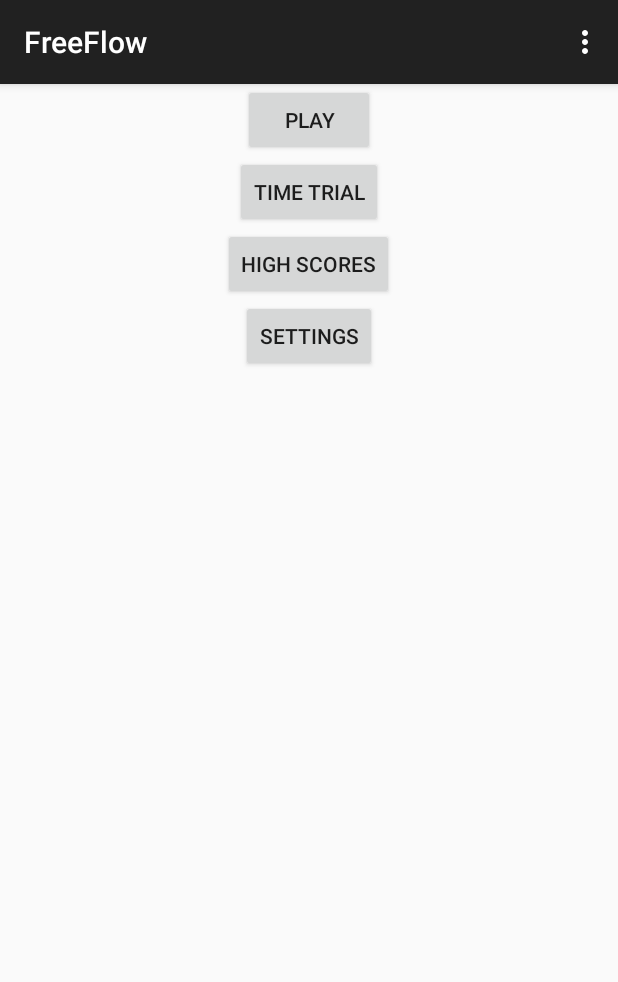
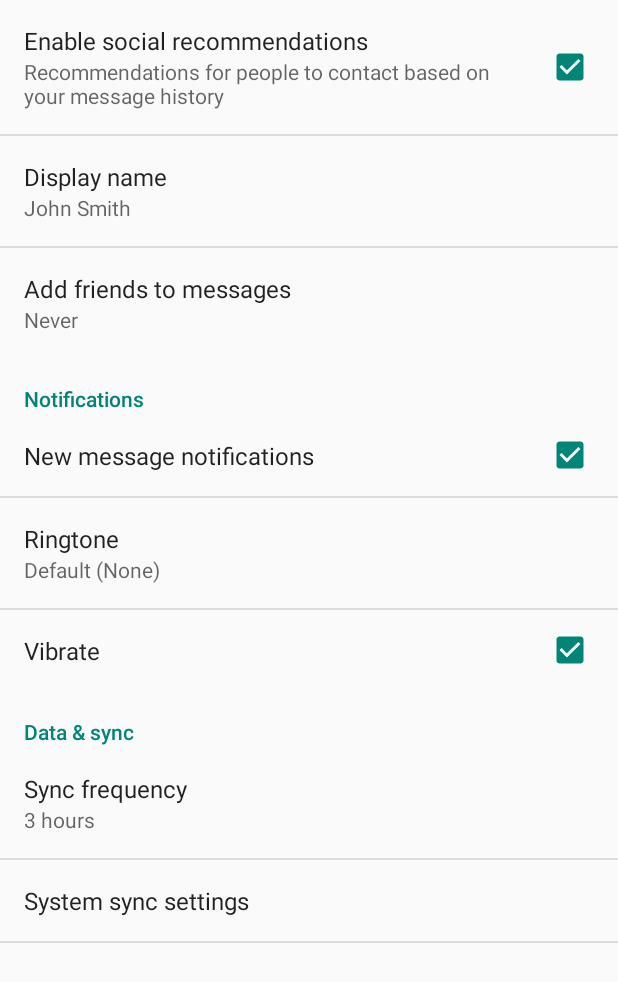
Before and after one commit to arnorymir/FreeFlow, an Android app: the screen it shows after launch (MenuActivity before the commit, SettingsActivity after it), after a tap on "SETTINGS", on a phone screen of 412 x 824 dp. Shown: the top 982 px of the screen. Run offline under Robolectric (Android 15) with nearby library versions, the phone set to English and light mode, and no system bars.

Commit message:
Created some activity classes and made them start on button press

```diff
--- a/FreeFlow/app/build.gradle
+++ b/FreeFlow/app/build.gradle
@@ -22,4 +22,5 @@ android {
 dependencies {
     compile fileTree(dir: 'libs', include: ['*.jar'])
     compile 'com.android.support:appcompat-v7:20.0.0'
+    compile 'com.android.support:support-v4:20.0.0'
 }
--- a/FreeFlow/app/src/main/java/com/example/flowflow/freeflow/MenuActivity.java
+++ b/FreeFlow/app/src/main/java/com/example/flowflow/freeflow/MenuActivity.java
@@ -1,5 +1,6 @@
 package com.example.flowflow.freeflow;
 
+import android.content.Intent;
 import android.support.v7.app.ActionBarActivity;
 import android.os.Bundle;
 import android.util.Log;
@@ -32,24 +33,32 @@ public class MenuActivity extends ActionBarActivity {
             @Override
             public void onClick(View view) {
                 Log.d("MenuActivity", "Pressed Play button");
+                Intent intent = new Intent(getApplicationContext(), GridPickerActivity.class);
+                startActivity(intent);
             }
         });
         mTimeTrialButton.setOnClickListener(new View.OnClickListener() {
             @Override
             public void onClick(View view) {
                 Log.d("MenuActivity", "Pressed Time Trial button");
+                Intent intent = new Intent(getApplicationContext(), TimeTrialPickerActivity.class);
+                startActivity(intent);
             }
         });
         mHighScoresButton.setOnClickListener(new View.OnClickListener() {
             @Override
             public void onClick(View view) {
                 Log.d("MenuActivity", "Pressed High Scores button");
+                Intent intent = new Intent(getApplicationContext(), HighScoresActivity.class);
+                startActivity(intent);
             }
         });
         mSettingsButton.setOnClickListener(new View.OnClickListener() {
             @Override
             public void onClick(View view) {
                 Log.d("MenuActivity", "Pressed Settings button");
+                Intent intent = new Intent(getApplicationContext(), SettingsActivity.class);
+                startActivity(intent);
             }
         });
     }
--- /dev/null
+++ b/FreeFlow/app/src/main/java/com/example/flowflow/freeflow/SettingsActivity.java
@@ -0,0 +1,255 @@
+package com.example.flowflow.freeflow;
+
+import android.annotation.TargetApi;
+import android.content.Context;
+import android.content.res.Configuration;
+import android.media.Ringtone;
+import android.media.RingtoneManager;
+import android.net.Uri;
+import android.os.Build;
+import android.os.Bundle;
+import android.preference.ListPreference;
+import android.preference.Preference;
+import android.preference.PreferenceActivity;
+import android.preference.PreferenceCategory;
+import android.preference.PreferenceFragment;
+import android.preference.PreferenceManager;
+import android.preference.RingtonePreference;
+import android.text.TextUtils;
+
+
+import java.util.List;
+
+/**
+ * A {@link PreferenceActivity} that presents a set of application settings. On
+ * handset devices, settings are presented as a single list. On tablets,
+ * settings are split by category, with category headers shown to the left of
+ * the list of settings.
+ * <p>
+ * See <a href="http://developer.android.com/design/patterns/settings.html">
+ * Android Design: Settings</a> for design guidelines and the <a
+ * href="http://developer.android.com/guide/topics/ui/settings.html">Settings
+ * API Guide</a> for more information on developing a Settings UI.
+ */
+public class SettingsActivity extends PreferenceActivity {
+    /**
+     * Determines whether to always show the simplified settings UI, where
+     * settings are presented in a single list. When false, settings are shown
+     * as a master/detail two-pane view on tablets. When true, a single pane is
+     * shown on tablets.
+     */
+    private static final boolean ALWAYS_SIMPLE_PREFS = false;
+
+
+    @Override
+    protected void onPostCreate(Bundle savedInstanceState) {
+        super.onPostCreate(savedInstanceState);
+
+        setupSimplePreferencesScreen();
+    }
+
+    /**
+     * Shows the simplified settings UI if the device configuration if the
+     * device configuration dictates that a simplified, single-pane UI should be
+     * shown.
+     */
+    private void setupSimplePreferencesScreen() {
+        if (!isSimplePreferences(this)) {
+            return;
+        }
+
+        // In the simplified UI, fragments are not used at all and we instead
+        // use the older PreferenceActivity APIs.
+
+        // Add 'general' preferences.
+        addPreferencesFromResource(R.xml.pref_general);
+
+        // Add 'notifications' preferences, and a corresponding header.
+        PreferenceCategory fakeHeader = new PreferenceCategory(this);
+        fakeHeader.setTitle(R.string.pref_header_notifications);
+        getPreferenceScreen().addPreference(fakeHeader);
+        addPreferencesFromResource(R.xml.pref_notification);
+
+        // Add 'data and sync' preferences, and a corresponding header.
+        fakeHeader = new PreferenceCategory(this);
+        fakeHeader.setTitle(R.string.pref_header_data_sync);
+        getPreferenceScreen().addPreference(fakeHeader);
+        addPreferencesFromResource(R.xml.pref_data_sync);
+
+        // Bind the summaries of EditText/List/Dialog/Ringtone preferences to
+        // their values. When their values change, their summaries are updated
+        // to reflect the new value, per the Android Design guidelines.
+        bindPreferenceSummaryToValue(findPreference("example_text"));
+        bindPreferenceSummaryToValue(findPreference("example_list"));
+        bindPreferenceSummaryToValue(findPreference("notifications_new_message_ringtone"));
+        bindPreferenceSummaryToValue(findPreference("sync_frequency"));
+    }
+
+    /** {@inheritDoc} */
+    @Override
+    public boolean onIsMultiPane() {
+        return isXLargeTablet(this) && !isSimplePreferences(this);
+    }
+
+    /**
+     * Helper method to determine if the device has an extra-large screen. For
+     * example, 10" tablets are extra-large.
+     */
+    private static boolean isXLargeTablet(Context context) {
+        return (context.getResources().getConfiguration().screenLayout
+        & Configuration.SCREENLAYOUT_SIZE_MASK) >= Configuration.SCREENLAYOUT_SIZE_XLARGE;
+    }
+
+    /**
+     * Determines whether the simplified settings UI should be shown. This is
+     * true if this is forced via {@link #ALWAYS_SIMPLE_PREFS}, or the device
+     * doesn't have newer APIs like {@link PreferenceFragment}, or the device
+     * doesn't have an extra-large screen. In these cases, a single-pane
+     * "simplified" settings UI should be shown.
+     */
+    private static boolean isSimplePreferences(Context context) {
+        return ALWAYS_SIMPLE_PREFS
+                || Build.VERSION.SDK_INT < Build.VERSION_CODES.HONEYCOMB
+                || !isXLargeTablet(context);
+    }
+
+    /** {@inheritDoc} */
+    @Override
+    @TargetApi(Build.VERSION_CODES.HONEYCOMB)
+    public void onBuildHeaders(List<Header> target) {
+        if (!isSimplePreferences(this)) {
+            loadHeadersFromResource(R.xml.pref_headers, target);
+        }
+    }
+
+    /**
+     * A preference value change listener that updates the preference's summary
+     * to reflect its new value.
+     */
+    private static Preference.OnPreferenceChangeListener sBindPreferenceSummaryToValueListener = new Preference.OnPreferenceChangeListener() {
+        @Override
+        public boolean onPreferenceChange(Preference preference, Object value) {
+            String stringValue = value.toString();
+
+            if (preference instanceof ListPreference) {
+                // For list preferences, look up the correct display value in
+                // the preference's 'entries' list.
+                ListPreference listPreference = (ListPreference) preference;
+                int index = listPreference.findIndexOfValue(stringValue);
+
+                // Set the summary to reflect the new value.
+                preference.setSummary(
+                        index >= 0
+                                ? listPreference.getEntries()[index]
+                                : null);
+
+            } else if (preference instanceof RingtonePreference) {
+                // For ringtone preferences, look up the correct display value
+                // using RingtoneManager.
+                if (TextUtils.isEmpty(stringValue)) {
+                    // Empty values correspond to 'silent' (no ringtone).
+                    preference.setSummary(R.string.pref_ringtone_silent);
+
+                } else {
+                    Ringtone ringtone = RingtoneManager.getRingtone(
+                            preference.getContext(), Uri.parse(stringValue));
+
+                    if (ringtone == null) {
+                        // Clear the summary if there was a lookup error.
+                        preference.setSummary(null);
+                    } else {
+                        // Set the summary to reflect the new ringtone display
+                        // name.
+                        String name = ringtone.getTitle(preference.getContext());
+                        preference.setSummary(name);
+                    }
+                }
+
+            } else {
+                // For all other preferences, set the summary to the value's
+                // simple string representation.
+                preference.setSummary(stringValue);
+            }
+            return true;
+        }
+    };
+
+    /**
+     * Binds a preference's summary to its value. More specifically, when the
+     * preference's value is changed, its summary (line of text below the
+     * preference title) is updated to reflect the value. The summary is also
+     * immediately updated upon calling this method. The exact display format is
+     * dependent on the type of preference.
+     *
+     * @see #sBindPreferenceSummaryToValueListener
+     */
+    private static void bindPreferenceSummaryToValue(Preference preference) {
+        // Set the listener to watch for value changes.
+        preference.setOnPreferenceChangeListener(sBindPreferenceSummaryToValueListener);
+
+        // Trigger the listener immediately with the preference's
+        // current value.
+        sBindPreferenceSummaryToValueListener.onPreferenceChange(preference,
+                PreferenceManager
+                        .getDefaultSharedPreferences(preference.getContext())
+                        .getString(preference.getKey(), ""));
+    }
+
+    /**
+     * This fragment shows general preferences only. It is used when the
+     * activity is showing a two-pane settings UI.
+     */
+    @TargetApi(Build.VERSION_CODES.HONEYCOMB)
+    public static class GeneralPreferenceFragment extends PreferenceFragment {
+        @Override
+        public void onCreate(Bundle savedInstanceState) {
+            super.onCreate(savedInstanceState);
+            addPreferencesFromResource(R.xml.pref_general);
+
+            // Bind the summaries of EditText/List/Dialog/Ringtone preferences
+            // to their values. When their values change, their summaries are
+            // updated to reflect the new value, per the Android Design
+            // guidelines.
+            bindPreferenceSummaryToValue(findPreference("example_text"));
+            bindPreferenceSummaryToValue(findPreference("example_list"));
+        }
+    }
+
+    /**
+     * This fragment shows notification preferences only. It is used when the
+     * activity is showing a two-pane settings UI.
+     */
+    @TargetApi(Build.VERSION_CODES.HONEYCOMB)
+    public static class NotificationPreferenceFragment extends PreferenceFragment {
+        @Override
+        public void onCreate(Bundle savedInstanceState) {
+            super.onCreate(savedInstanceState);
+            addPreferencesFromResource(R.xml.pref_notification);
+
+            // Bind the summaries of EditText/List/Dialog/Ringtone preferences
+            // to their values. When their values change, their summaries are
+            // updated to reflect the new value, per the Android Design
+            // guidelines.
+            bindPreferenceSummaryToValue(findPreference("notifications_new_message_ringtone"));
+        }
+    }
+
+    /**
+     * This fragment shows data and sync preferences only. It is used when the
+     * activity is showing a two-pane settings UI.
+     */
+    @TargetApi(Build.VERSION_CODES.HONEYCOMB)
+    public static class DataSyncPreferenceFragment extends PreferenceFragment {
+        @Override
+        public void onCreate(Bundle savedInstanceState) {
+            super.onCreate(savedInstanceState);
+            addPreferencesFromResource(R.xml.pref_data_sync);
+
+            // Bind the summaries of EditText/List/Dialog/Ringtone preferences
+            // to their values. When their values change, their summaries are
+            // updated to reflect the new value, per the Android Design
+            // guidelines.
+            bindPreferenceSummaryToValue(findPreference("sync_frequency"));
+        }
+    }
+}
--- a/FreeFlow/app/src/main/res/values/strings.xml
+++ b/FreeFlow/app/src/main/res/values/strings.xml
@@ -8,5 +8,8 @@
     <string name="timeTrial">Time Trial</string>
     <string name="highScores">High Scores</string>
     <string name="settings">Settings</string>
+    <string name="title_activity_grid_picker">GridPickerActivity</string>
+    <string name="title_activity_time_trial_picker">TimeTrialPickerActivity</string>
+    <string name="title_activity_high_scores">HighScoresActivity</string>
 
 </resources>
--- /dev/null
+++ b/FreeFlow/app/src/main/res/values/strings_activity_settings.xml
@@ -0,0 +1,59 @@
+<resources>
+        <string name="title_activity_settings">Settings</string>
+
+    <!-- Strings related to Settings -->
+
+    <!-- Example General settings -->
+    <string name="pref_header_general">General</string>
+
+    <string name="pref_title_social_recommendations">Enable social recommendations</string>
+    <string name="pref_description_social_recommendations">Recommendations for people to contact based on your message history</string>
+
+    <string name="pref_title_display_name">Display name</string>
+    <string name="pref_default_display_name">John Smith</string>
+
+    <string name="pref_title_add_friends_to_messages">Add friends to messages</string>
+    <string-array name="pref_example_list_titles">
+        <item>Always</item>
+        <item>When possible</item>
+        <item>Never</item>
+    </string-array>
+    <string-array name="pref_example_list_values">
+        <item>1</item>
+        <item>0</item>
+        <item>-1</item>
+    </string-array>
+
+    <!-- Example settings for Data & Sync -->
+    <string name="pref_header_data_sync">Data &amp; sync</string>
+
+    <string name="pref_title_sync_frequency">Sync frequency</string>
+    <string-array name="pref_sync_frequency_titles">
+        <item>15 minutes</item>
+        <item>30 minutes</item>
+        <item>1 hour</item>
+        <item>3 hours</item>
+        <item>6 hours</item>
+        <item>Never</item>
+    </string-array>
+    <string-array name="pref_sync_frequency_values">
+        <item>15</item>
+        <item>30</item>
+        <item>60</item>
+        <item>180</item>
+        <item>360</item>
+        <item>-1</item>
+    </string-array>
+
+    <string name="pref_title_system_sync_settings">System sync settings</string>
+
+    <!-- Example settings for Notifications -->
+    <string name="pref_header_notifications">Notifications</string>
+
+    <string name="pref_title_new_message_notifications">New message notifications</string>
+
+    <string name="pref_title_ringtone">Ringtone</string>
+    <string name="pref_ringtone_silent">Silent</string>
+
+    <string name="pref_title_vibrate">Vibrate</string>
+</resources>
--- /dev/null
+++ b/FreeFlow/app/src/main/res/xml/pref_data_sync.xml
@@ -0,0 +1,21 @@
+<PreferenceScreen xmlns:android="http://schemas.android.com/apk/res/android">
+
+    <!-- NOTE: Hide buttons to simplify the UI. Users can touch outside the dialog to
+         dismiss it. -->
+    <!-- NOTE: ListPreference's summary should be set to its value by the activity code. -->
+    <ListPreference
+        android:key="sync_frequency"
+        android:title="@string/pref_title_sync_frequency"
+        android:entries="@array/pref_sync_frequency_titles"
+        android:entryValues="@array/pref_sync_frequency_values"
+        android:defaultValue="180"
+        android:negativeButtonText="@null"
+        android:positiveButtonText="@null" />
+
+    <!-- This preference simply launches an intent when selected. Use this UI sparingly, per
+         design guidelines. -->
+    <Preference android:title="@string/pref_title_system_sync_settings">
+        <intent android:action="android.settings.SYNC_SETTINGS" />
+    </Preference>
+
+</PreferenceScreen>
--- /dev/null
+++ b/FreeFlow/app/src/main/res/xml/pref_general.xml
@@ -0,0 +1,33 @@
+<PreferenceScreen xmlns:android="http://schemas.android.com/apk/res/android">
+
+    <CheckBoxPreference
+        android:key="example_checkbox"
+        android:title="@string/pref_title_social_recommendations"
+        android:summary="@string/pref_description_social_recommendations"
+        android:defaultValue="true" />
+
+    <!-- NOTE: EditTextPreference accepts EditText attributes. -->
+    <!-- NOTE: EditTextPreference's summary should be set to its value by the activity code. -->
+    <EditTextPreference
+        android:key="example_text"
+        android:title="@string/pref_title_display_name"
+        android:defaultValue="@string/pref_default_display_name"
+        android:selectAllOnFocus="true"
+        android:inputType="textCapWords"
+        android:capitalize="words"
+        android:singleLine="true"
+        android:maxLines="1" />
+
+    <!-- NOTE: Hide buttons to simplify the UI. Users can touch outside the dialog to
+         dismiss it. -->
+    <!-- NOTE: ListPreference's summary should be set to its value by the activity code. -->
+    <ListPreference
+        android:key="example_list"
+        android:title="@string/pref_title_add_friends_to_messages"
+        android:defaultValue="-1"
+        android:entries="@array/pref_example_list_titles"
+        android:entryValues="@array/pref_example_list_values"
+        android:negativeButtonText="@null"
+        android:positiveButtonText="@null" />
+
+</PreferenceScreen>
--- /dev/null
+++ b/FreeFlow/app/src/main/res/xml/pref_headers.xml
@@ -0,0 +1,17 @@
+<preference-headers xmlns:android="http://schemas.android.com/apk/res/android">
+
+    <!-- These settings headers are only used on tablets. -->
+
+    <header
+        android:fragment="com.example.flowflow.freeflow.SettingsActivity$GeneralPreferenceFragment"
+        android:title="@string/pref_header_general" />
+
+    <header
+        android:fragment="com.example.flowflow.freeflow.SettingsActivity$NotificationPreferenceFragment"
+        android:title="@string/pref_header_notifications" />
+
+    <header
+        android:fragment="com.example.flowflow.freeflow.SettingsActivity$DataSyncPreferenceFragment"
+        android:title="@string/pref_header_data_sync" />
+
+</preference-headers>
--- /dev/null
+++ b/FreeFlow/app/src/main/res/xml/pref_notification.xml
@@ -0,0 +1,27 @@
+<PreferenceScreen xmlns:android="http://schemas.android.com/apk/res/android">
+
+    <!-- A 'parent' preference, which enables/disables child preferences (below)
+         when checked/unchecked. -->
+    <CheckBoxPreference
+        android:key="notifications_new_message"
+        android:title="@string/pref_title_new_message_notifications"
+        android:defaultValue="true" />
+
+    <!-- Allows the user to choose a ringtone in the 'notification' category. -->
+    <!-- NOTE: This preference will be enabled only when the checkbox above is checked. -->
+    <!-- NOTE: RingtonePreference's summary should be set to its value by the activity code. -->
+    <RingtonePreference
+        android:dependency="notifications_new_message"
+        android:key="notifications_new_message_ringtone"
+        android:title="@string/pref_title_ringtone"
+        android:ringtoneType="notification"
+        android:defaultValue="content://settings/system/notification_sound" />
+
+    <!-- NOTE: This preference will be enabled only when the checkbox above is checked. -->
+    <CheckBoxPreference
+        android:dependency="notifications_new_message"
+        android:key="notifications_new_message_vibrate"
+        android:title="@string/pref_title_vibrate"
+        android:defaultValue="true" />
+
+</PreferenceScreen>
```
Also changed, not shown: FreeFlow/app/src/main/AndroidManifest.xml (+16 -0 lines), FreeFlow/app/src/main/java/com/example/flowflow/freeflow/GridPickerActivity.java (added, +36 -0 lines), FreeFlow/app/src/main/java/com/example/flowflow/freeflow/HighScoresActivity.java (added, +36 -0 lines), FreeFlow/app/src/main/java/com/example/flowflow/freeflow/TimeTrialPickerActivity.java (added, +36 -0 lines), FreeFlow/app/src/main/res/layout/activity_grid_picker.xml (added, +16 -0 lines), FreeFlow/app/src/main/res/layout/activity_high_scores.xml (added, +16 -0 lines), FreeFlow/app/src/main/res/layout/activity_time_trial_picker.xml (added, +16 -0 lines), FreeFlow/app/src/main/res/menu/grid_picker.xml (added, +9 -0 lines), FreeFlow/app/src/main/res/menu/high_scores.xml (added, +9 -0 lines), FreeFlow/app/src/main/res/menu/time_trial_picker.xml (added, +9 -0 lines), 1 other file.
